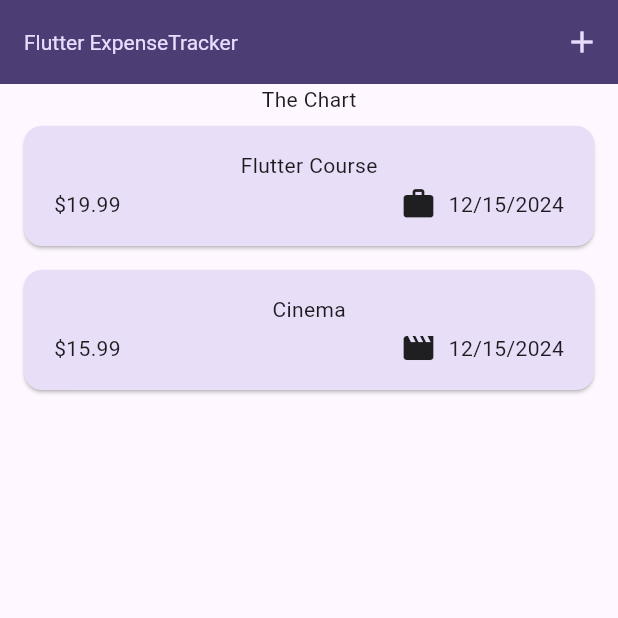
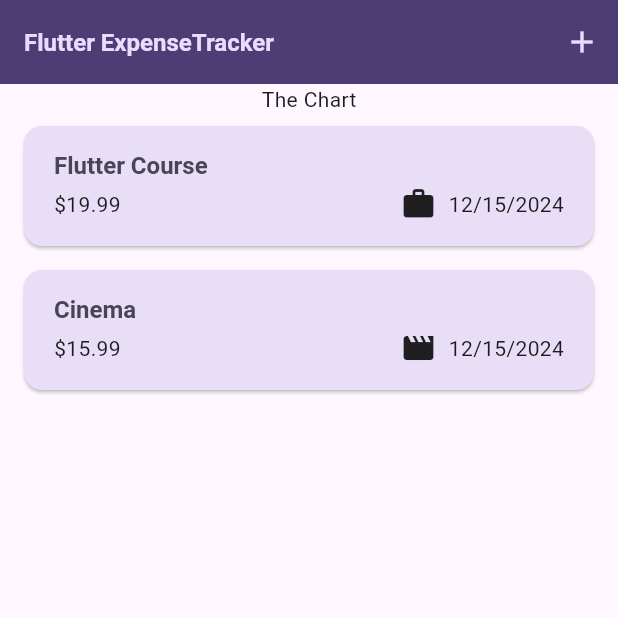
Before and after one commit to DulinaS/expense_tracker, a Flutter app: the screen it shows after launch, on a phone screen of 412 x 824 dp, the top half of it. Run offline on Flutter 3.47's test engine with Material 3 defaults, Android fonts, the phone set to English and light mode, and no system bars.

Commit message:
Applied General themes to Widgets

```diff
--- a/lib/main.dart
+++ b/lib/main.dart
@@ -30,9 +30,9 @@ void main() {
         ),
         textTheme: ThemeData().textTheme.copyWith(
               titleLarge: TextStyle(  //titleLarge---->Changes all main title text style
-                fontWeight: FontWeight.normal,
+                fontWeight: FontWeight.bold,
                 color: kColorScheme.onSecondaryContainer,
-                fontSize: 14,
+                fontSize: 16,
               ),
             ),
       ),
--- a/lib/widgets/expenses_list/expense_item.dart
+++ b/lib/widgets/expenses_list/expense_item.dart
@@ -1,4 +1,3 @@
-
 import 'package:expense_tracker/models/expense.dart';
 import 'package:flutter/material.dart';
 
@@ -6,7 +5,8 @@ import 'package:flutter/material.dart';
 class ExpenseItem extends StatelessWidget {
   const ExpenseItem(this.expense, {super.key});
 
-  final Expense expense; //This is the model for a expense. COntains title,Amount etc.
+  final Expense
+      expense; //This is the model for a expense. COntains title,Amount etc.
   @override
   Widget build(BuildContext context) {
     return Card(
@@ -20,8 +20,13 @@ class ExpenseItem extends StatelessWidget {
 
         //Need column to display widgets one by one down/above
         child: Column(
+          crossAxisAlignment: CrossAxisAlignment.start,
           children: [
-            Text(expense.title),
+            Text(
+              expense.title,
+              style: Theme.of(context).textTheme.titleLarge,
+            ),
+
             const SizedBox(height: 4),
 
             //Need a row to represent widgets next to each other
--- a/lib/widgets/expenses_list/expenses_list.dart
+++ b/lib/widgets/expenses_list/expenses_list.dart
@@ -11,7 +11,7 @@ class ExpensesList extends StatelessWidget {
     super.key,
     required this.expenses,
     required this.onRemoveExpense,
-    });
+  });
 
   final void Function(Expense expense) onRemoveExpense;
   final List<Expense> expenses;
@@ -28,8 +28,14 @@ class ExpensesList extends StatelessWidget {
       }, */
       //key - make Widgets uniquely identifiable
       itemBuilder: (ctx, index) => Dismissible(
+        background: Container(
+          color: Theme.of(context).colorScheme.error.withOpacity(0.75), //Color when swipping
+          //margin: const EdgeInsets.symmetric(horizontal: 16),
+          margin: EdgeInsets.symmetric(horizontal: Theme.of(context).cardTheme.margin!.horizontal), //Starts same as the CARD widget margin. we already put in main class CARD theme
+        ),
         key: ValueKey(expenses[index]),
-        onDismissed: (direction){  //Regardless the direction we swipe
+        onDismissed: (direction) {
+          //Regardless the direction we swipe
           onRemoveExpense(expenses[index]);
         },
         child: ExpenseItem(expenses[index]),
```
